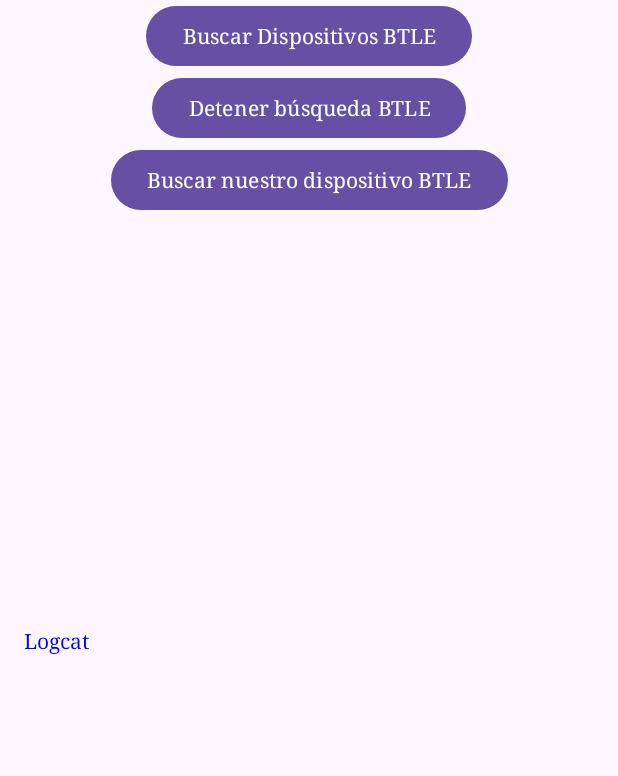
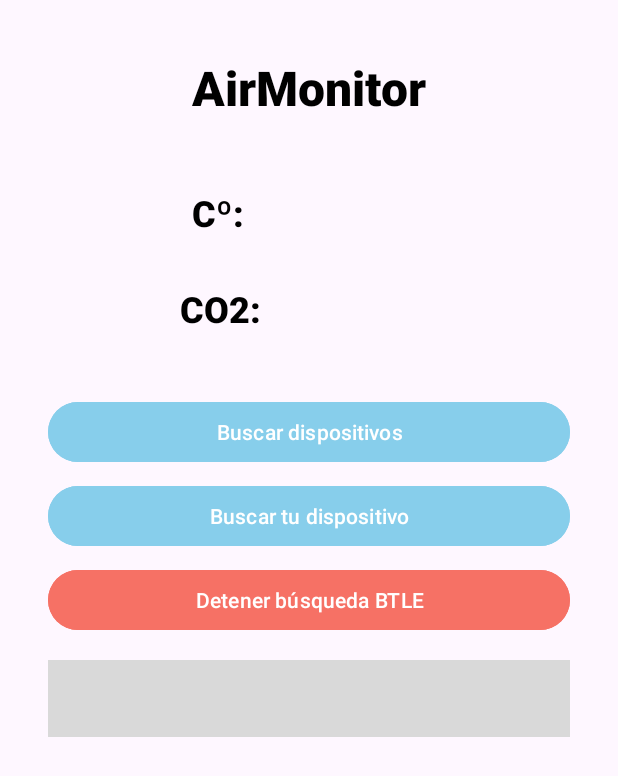
Before and after one commit to gerarddela/AirMonitor, an Android app: the screen it shows after launch (MainActivity), on a phone screen of 412 x 824 dp. Shown: the top 776 px of the screen. Run offline under Robolectric (Android 15) with nearby library versions, the phone set to English and light mode, and no system bars.

Commit message:
android 1.2
TextView con logcat filtrado para simplificar información. Mejora de diseño.

```diff
--- a/android/app/src/main/java/com/example/airmonitor/MainActivity.java
+++ b/android/app/src/main/java/com/example/airmonitor/MainActivity.java
@@ -44,9 +44,24 @@ public class MainActivity extends AppCompatActivity {
         Log.d(ETIQUETA_LOG, " onCreate(): termina ");
     }
 
+    private static final int MAX_LINEAS_LOG = 10;  // Máximo de líneas a mostrar
     // Método para actualizar el TextView con el log
     private void agregarAlLog(String mensaje) {
+        // Agrega el mensaje al log
         logBuilder.append(mensaje).append("\n");
+
+        // Convierte el StringBuilder a String y separa las líneas
+        String[] lineas = logBuilder.toString().split("\n");
+
+        // Si hay más líneas de las permitidas, elimina las más antiguas
+        if (lineas.length > MAX_LINEAS_LOG) {
+            logBuilder.delete(0, logBuilder.length());  // Limpia el acumulador
+            for (int i = lineas.length - MAX_LINEAS_LOG; i < lineas.length; i++) {
+                logBuilder.append(lineas[i]).append("\n");  // Solo conserva las últimas
+            }
+        }
+
+        // Actualiza el TextView en el hilo de la UI
         runOnUiThread(new Runnable() {
             @Override
             public void run() {
@@ -56,8 +71,6 @@ public class MainActivity extends AppCompatActivity {
     }
 
     private void buscarTodosLosDispositivosBTLE() {
-        agregarAlLog(" buscarTodosLosDispositivosBTLE(): empieza ");
-        agregarAlLog(" buscarTodosLosDispositivosBTLE(): instalamos scan callback ");
         Log.d(ETIQUETA_LOG, " buscarTodosLosDispositivosBTLE(): empieza ");
         Log.d(ETIQUETA_LOG, " buscarTodosLosDispositivosBTLE(): instalamos scan callback ");
 
@@ -65,7 +78,6 @@ public class MainActivity extends AppCompatActivity {
             @Override
             public void onScanResult(int callbackType, ScanResult resultado) {
                 super.onScanResult(callbackType, resultado);
-                agregarAlLog(" buscarTodosLosDispositivosBTLE(): onScanResult() ");
                 Log.d(ETIQUETA_LOG, " buscarTodosLosDispositivosBTLE(): onScanResult() ");
                 mostrarInformacionDispositivoBTLE(resultado);
             }
@@ -73,18 +85,15 @@ public class MainActivity extends AppCompatActivity {
             @Override
             public void onBatchScanResults(List<ScanResult> results) {
                 super.onBatchScanResults(results);
-                agregarAlLog(" buscarTodosLosDispositivosBTLE(): onBatchScanResults() ");
                 Log.d(ETIQUETA_LOG, " buscarTodosLosDispositivosBTLE(): onBatchScanResults() ");
             }
 
             @Override
             public void onScanFailed(int errorCode) {
                 super.onScanFailed(errorCode);
-                agregarAlLog(" buscarTodosLosDispositivosBTLE(): onScanFailed() ");
                 Log.d(ETIQUETA_LOG, " buscarTodosLosDispositivosBTLE(): onScanFailed() ");
             }
         };
-        agregarAlLog(" buscarTodosLosDispositivosBTLE(): empezamos a escanear ");
         Log.d(ETIQUETA_LOG, " buscarTodosLosDispositivosBTLE(): empezamos a escanear ");
         this.elEscanner.startScan(this.callbackDelEscaneo);
     }
@@ -122,21 +131,9 @@ public class MainActivity extends AppCompatActivity {
         Log.d(ETIQUETA_LOG, " ****************************************************");
 
         // Log de la app
-        agregarAlLog(" ****************************************************");
-        agregarAlLog(" ****** DISPOSITIVO DETECTADO BTLE ****************** ");
-        agregarAlLog(" nombre = " + bluetoothDevice.getName());
-        agregarAlLog(" dirección = " + bluetoothDevice.getAddress());
-        agregarAlLog(" rssi = " + rssi);
-        agregarAlLog(" bytes = " + new String(bytes));
-        agregarAlLog(" bytes (" + bytes.length + ") = " + Utilidades.bytesToHexString(bytes));
-
-        agregarAlLog(" ----------------------------------------------------");
-        agregarAlLog(" prefijo  = " + Utilidades.bytesToHexString(tib.getPrefijo()));
-        agregarAlLog(" uuid  = " + Utilidades.bytesToHexString(tib.getUUID()));
-        agregarAlLog(" major  = " + Utilidades.bytesToHexString(tib.getMajor()) + "( " + Utilidades.bytesToInt(tib.getMajor()) + " ) ");
-        agregarAlLog(" minor  = " + Utilidades.bytesToHexString(tib.getMinor()) + "( " + Utilidades.bytesToInt(tib.getMinor()) + " ) ");
-        agregarAlLog(" txPower  = " + Integer.toHexString(tib.getTxPower()) + " ( " + tib.getTxPower() + " )");
-        agregarAlLog(" ****************************************************");
+        agregarAlLog("Dispositivo BTLE detectado: ");
+        agregarAlLog("      Nombre: " + bluetoothDevice.getName());
+        agregarAlLog("      UUID: " + Utilidades.bytesToString(tib.getUUID()));
     }
 
     private void buscarEsteDispositivoBTLE(final UUID dispositivoBuscado) {
--- a/android/app/src/main/java/com/example/airmonitor/TramaIBeacon.java
+++ b/android/app/src/main/java/com/example/airmonitor/TramaIBeacon.java
@@ -1,10 +1,6 @@
 package com.example.airmonitor;
 
 import java.util.Arrays;
-
-// -----------------------------------------------------------------------------------
-// @author: Jordi Bataller i Mascarell
-// -----------------------------------------------------------------------------------
 
 public class TramaIBeacon {
     private byte[] prefijo = null; // 9 bytes
--- a/android/app/src/main/java/com/example/airmonitor/Utilidades.java
+++ b/android/app/src/main/java/com/example/airmonitor/Utilidades.java
@@ -4,15 +4,10 @@ import java.math.BigInteger;
 import java.nio.ByteBuffer;
 import java.util.UUID;
 
-// -----------------------------------------------------------------------------------
-// @author: Jordi Bataller i Mascarell
-// -----------------------------------------------------------------------------------
-
 public class Utilidades {
 
     public static byte[] stringToBytes ( String texto ) {
         return texto.getBytes();
-        // byte[] b = string.getBytes(StandardCharsets.UTF_8); // Ja
     }
 
     public static UUID stringToUUID(String uuid ) {
@@ -24,10 +19,6 @@ public class Utilidades {
         String masSignificativo = uuid.substring(0, 8);
         String menosSignificativo = uuid.substring(8, 16);
         UUID res = new UUID( Utilidades.bytesToLong( masSignificativo.getBytes() ), Utilidades.bytesToLong( menosSignificativo.getBytes() ) );
-
-        // Log.d( MainActivity.ETIQUETA_LOG, " \n\n***** stringToUUID *** " + uuid  + "=?=" + Utilidades.uuidToString( res ) );
-
-        // UUID res = UUID.nameUUIDFromBytes( comoBytes ); no va como quiero
 
         return res;
     }
@@ -68,6 +59,7 @@ public class Utilidades {
     }
 
     public static int bytesToIntOK( byte[] bytes ) {
+
         if (bytes == null ) {
             return 0;
         }
@@ -77,28 +69,14 @@ public class Utilidades {
         }
         int res = 0;
 
-
-
         for( byte b : bytes ) {
-           /*
-           Log.d( MainActivity.ETIQUETA_LOG, "bytesToInt(): byte: hex=" + Integer.toHexString( b )
-                   + " dec=" + b + " bin=" + Integer.toBinaryString( b ) +
-                   " hex=" + Byte.toString( b )
-           );
-           */
-            res =  (res << 8) // * 16
-                    + (b & 0xFF); // para quedarse con 1 byte (2 cuartetos) de lo que haya en b
-        } // for
+            res =  (res << 8)
+                    + (b & 0xFF);
+        }
 
         if ( (bytes[ 0 ] & 0x8) != 0 ) {
-            // si tiene signo negativo (un 1 a la izquierda del primer byte
-            res = -(~(byte)res)-1; // complemento a 2 (~) de res pero como byte, -1
+            res = -(~(byte)res)-1;
         }
-       /*
-        Log.d( MainActivity.ETIQUETA_LOG, "bytesToInt(): res = " + res + " ~res=" + (res ^ 0xffff)
-                + "~res=" + ~((byte) res)
-        );
-        */
 
         return res;
     }
--- a/android/app/src/main/res/layout/activity_main.xml
+++ b/android/app/src/main/res/layout/activity_main.xml
@@ -2,50 +2,128 @@
 <androidx.constraintlayout.widget.ConstraintLayout
     xmlns:android="http://schemas.android.com/apk/res/android"
     xmlns:app="http://schemas.android.com/apk/res-auto"
+    xmlns:tools="http://schemas.android.com/tools"
     android:layout_width="match_parent"
     android:layout_height="match_parent">
 
-    <Button
-        android:id="@+id/botonBuscarDispositivosBTLE"
+    <TextView
+        android:id="@+id/textView"
         android:layout_width="wrap_content"
         android:layout_height="wrap_content"
-        android:onClick="botonBuscarDispositivosBTLEPulsado"
-        android:text="Buscar Dispositivos BTLE"
+        android:fontFamily="sans-serif-medium"
+        android:text="AirMonitor"
+        android:textColor="@android:color/black"
+        android:textSize="32sp"
+        android:textStyle="bold"
+        app:layout_constraintBottom_toTopOf="@+id/botonBuscarDispositivosBTLE"
+        app:layout_constraintEnd_toEndOf="parent"
+        app:layout_constraintStart_toStartOf="parent"
         app:layout_constraintTop_toTopOf="parent"
+        app:layout_constraintVertical_bias="0.167" />
+
+    <TextView
+        android:id="@+id/textView3"
+        android:layout_width="wrap_content"
+        android:layout_height="wrap_content"
+        android:fontFamily="sans-serif-medium"
+        android:text="Cº:"
+        android:textColor="@android:color/black"
+        android:textSize="24sp"
+        android:textStyle="bold"
+        app:layout_constraintBottom_toTopOf="@+id/botonBuscarDispositivosBTLE"
+        app:layout_constraintEnd_toEndOf="parent"
+        app:layout_constraintHorizontal_bias="0.339"
         app:layout_constraintStart_toStartOf="parent"
-        app:layout_constraintEnd_toEndOf="parent" />
+        app:layout_constraintTop_toTopOf="parent"
+        app:layout_constraintVertical_bias="0.543" />
+
+    <TextView
+        android:id="@+id/textView4"
+        android:layout_width="wrap_content"
+        android:layout_height="wrap_content"
+        android:fontFamily="sans-serif-medium"
+        android:text="CO2:"
+        android:textColor="@android:color/black"
+        android:textSize="24sp"
+        android:textStyle="bold"
+        app:layout_constraintBottom_toTopOf="@+id/botonBuscarDispositivosBTLE"
+        app:layout_constraintEnd_toEndOf="parent"
+        app:layout_constraintHorizontal_bias="0.335"
+        app:layout_constraintStart_toStartOf="parent"
+        app:layout_constraintTop_toTopOf="parent"
+        app:layout_constraintVertical_bias="0.818" />
 
     <Button
         android:id="@+id/botonDetenerBusquedaDispositivosBTLE"
-        android:layout_width="wrap_content"
+        android:layout_width="0dp"
         android:layout_height="wrap_content"
+        android:layout_marginStart="32dp"
+        android:layout_marginTop="8dp"
+        android:layout_marginEnd="32dp"
+        android:backgroundTint="#F67165"
+        android:fontFamily="sans-serif-medium"
         android:onClick="botonDetenerBusquedaDispositivosBTLEPulsado"
         android:text="Detener búsqueda BTLE"
-        app:layout_constraintTop_toBottomOf="@id/botonBuscarDispositivosBTLE"
+        app:layout_constraintEnd_toEndOf="parent"
         app:layout_constraintStart_toStartOf="parent"
-        app:layout_constraintEnd_toEndOf="parent" />
+        app:layout_constraintTop_toBottomOf="@+id/botonBuscarNuestroDispositivoBTLE" />
 
     <Button
         android:id="@+id/botonBuscarNuestroDispositivoBTLE"
-        android:layout_width="wrap_content"
+        android:layout_width="0dp"
         android:layout_height="wrap_content"
+        android:layout_marginStart="32dp"
+        android:layout_marginTop="8dp"
+        android:layout_marginEnd="32dp"
+        android:backgroundTint="#87CEEB"
+        android:fontFamily="sans-serif-medium"
         android:onClick="botonBuscarNuestroDispositivoBTLEPulsado"
-        android:text="Buscar nuestro dispositivo BTLE"
-        app:layout_constraintTop_toBottomOf="@id/botonDetenerBusquedaDispositivosBTLE"
+        android:text="Buscar tu dispositivo"
+        app:layout_constraintEnd_toEndOf="parent"
         app:layout_constraintStart_toStartOf="parent"
-        app:layout_constraintEnd_toEndOf="parent" />
+        app:layout_constraintTop_toBottomOf="@+id/botonBuscarDispositivosBTLE" />
 
-    <TextView
-        android:id="@+id/log_text_view"
+    <Button
+        android:id="@+id/botonBuscarDispositivosBTLE"
         android:layout_width="0dp"
+        android:layout_height="wrap_content"
+        android:layout_marginStart="32dp"
+        android:layout_marginTop="264dp"
+        android:layout_marginEnd="32dp"
+        android:backgroundTint="#87CEEB"
+        android:fontFamily="sans-serif-medium"
+        android:onClick="botonBuscarDispositivosBTLEPulsado"
+        android:text="Buscar dispositivos"
+        app:layout_constraintEnd_toEndOf="parent"
+        app:layout_constraintHorizontal_bias="0.0"
+        app:layout_constraintStart_toStartOf="parent"
+        app:layout_constraintTop_toTopOf="parent" />
+
+    <ScrollView
+        android:layout_width="match_parent"
         android:layout_height="0dp"
-        android:padding="16dp"
-        android:text="Logcat"
-        android:scrollbars="vertical"
-        app:layout_constraintTop_toBottomOf="@id/botonBuscarNuestroDispositivoBTLE"
+        android:layout_marginStart="32dp"
+        android:layout_marginTop="16dp"
+        android:layout_marginEnd="32dp"
+        android:layout_marginBottom="32dp"
+        android:layout_weight="1"
+        app:layout_constraintBottom_toBottomOf="parent"
+        app:layout_constraintEnd_toEndOf="parent"
+        app:layout_constraintHorizontal_bias="0.0"
         app:layout_constraintStart_toStartOf="parent"
-        app:layout_constraintEnd_toEndOf="parent"
-        app:layout_constraintBottom_toBottomOf="parent"
-        app:layout_constraintHeight_percent="0.2" />
+        app:layout_constraintTop_toBottomOf="@+id/botonDetenerBusquedaDispositivosBTLE">
+
+        <TextView
+            android:id="@+id/log_text_view"
+            android:layout_width="match_parent"
+            android:layout_height="wrap_content"
+            android:background="#D9D9D9"
+            android:fontFamily="monospace"
+            android:padding="16dp"
+            android:scrollbars="vertical"
+            android:textColor="#000000"
+            android:textSize="14sp" />
+    </ScrollView>
+
 
 </androidx.constraintlayout.widget.ConstraintLayout>
```
Also changed, not shown: 17 other files.
